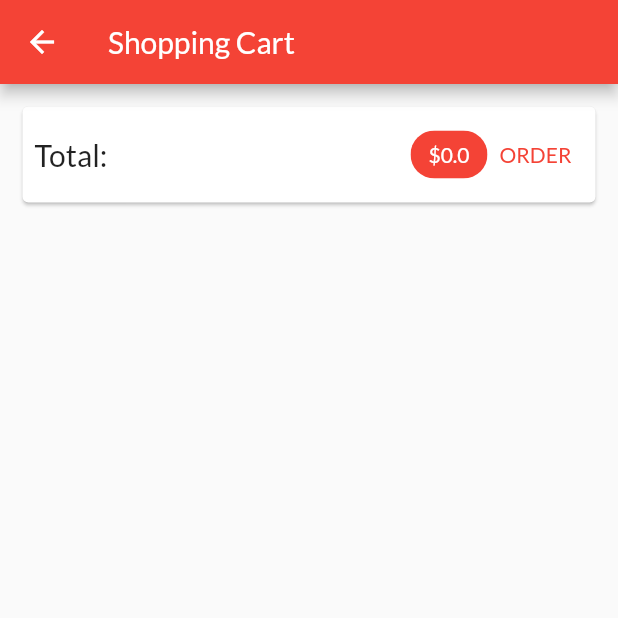
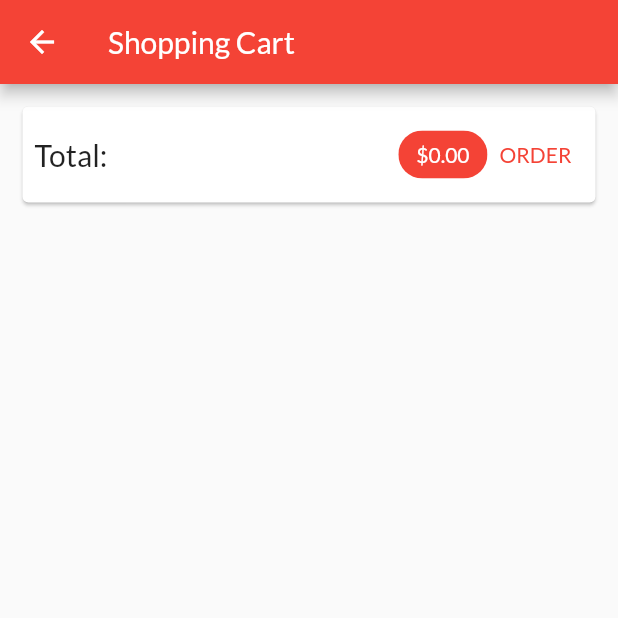
Before and after one commit to dev-marko/shop_app, a Flutter app: the ShoppingCartScreen screen opened by its route, after a tap on "ORDER", on a phone screen of 412 x 824 dp, the top half of it. Run offline on Flutter 3.47's test engine with Material 2 defaults, Android fonts, the phone set to English and light mode, and no system bars; network calls fail.

Commit message:
Implemented orders with logic

```diff
--- /dev/null
+++ b/lib/providers/orders_provider.dart
@@ -0,0 +1,37 @@
+import 'package:flutter/material.dart';
+
+import './shopping_cart_provider.dart';
+
+class OrderItem {
+  final String id;
+  final double amount;
+  final List<ShoppingCartItem> products;
+  final DateTime dateTime;
+
+  OrderItem({
+    @required this.id,
+    @required this.amount,
+    @required this.products,
+    @required this.dateTime,
+  });
+}
+
+class Orders with ChangeNotifier {
+  List<OrderItem> _orders = [];
+
+  List<OrderItem> get orders {
+    return [..._orders];
+  }
+
+  void addOrder(List<ShoppingCartItem> shoppingCartItems, double total) {
+    _orders.insert(
+        0,
+        OrderItem(
+          id: DateTime.now().toString(),
+          amount: total,
+          products: shoppingCartItems,
+          dateTime: DateTime.now(),
+        ));
+    notifyListeners();
+  }
+}
--- a/lib/providers/product.dart
+++ b/lib/providers/product.dart
@@ -1,5 +1,7 @@
 import 'package:flutter/material.dart';
 
+// We could also move this class into the products_provider.dart file
+// like we did with ShoppingCartItem
 class Product with ChangeNotifier {
   final String id;
   final String title;
--- a/lib/providers/shopping_cart_provider.dart
+++ b/lib/providers/shopping_cart_provider.dart
@@ -65,4 +65,9 @@ class ShoppingCart with ChangeNotifier {
     _items.remove(productId);
     notifyListeners();
   }
+
+  void clear() {
+    _items = {};
+    notifyListeners();
+  }
 }
--- /dev/null
+++ b/lib/screens/orders_screen.dart
@@ -0,0 +1,28 @@
+import 'package:flutter/material.dart';
+import 'package:provider/provider.dart';
+
+import '../providers/orders_provider.dart' show Orders;
+
+import '../widgets/order_display_item.dart';
+import '../widgets/app_drawer.dart';
+
+class OrdersScreen extends StatelessWidget {
+  static const String routeName = '/orders';
+
+  @override
+  Widget build(BuildContext context) {
+    final ordersContext = Provider.of<Orders>(context);
+
+    return Scaffold(
+      appBar: AppBar(
+        title: Text('Your Orders'),
+      ),
+      drawer: AppDrawer(),
+      body: ListView.builder(
+        itemBuilder: (ctx, index) =>
+            OrderDisplayItem(ordersContext.orders[index]),
+        itemCount: ordersContext.orders.length,
+      ),
+    );
+  }
+}
--- a/lib/screens/products_overview_screen.dart
+++ b/lib/screens/products_overview_screen.dart
@@ -3,6 +3,7 @@ import 'package:provider/provider.dart';
 
 import '../widgets/products_grid.dart';
 import '../widgets/badge.dart';
+import '../widgets/app_drawer.dart';
 
 import '../screens/shopping_cart_screen.dart';
 
@@ -62,6 +63,7 @@ class _ProductsOverwiewScreenState extends State<ProductsOverwiewScreen> {
           ),
         ],
       ),
+      drawer: AppDrawer(),
       body: ProductsGrid(_showOnlyFavorites),
     );
   }
--- a/lib/screens/shopping_cart_screen.dart
+++ b/lib/screens/shopping_cart_screen.dart
@@ -2,6 +2,7 @@ import 'package:flutter/material.dart';
 import 'package:provider/provider.dart';
 
 import '../providers/shopping_cart_provider.dart' show ShoppingCart;
+import '../providers/orders_provider.dart';
 
 import '../widgets/shopping_cart_display_item.dart';
 
@@ -13,6 +14,7 @@ class ShoppingCartScreen extends StatelessWidget {
     final shoppingCartContext = Provider.of<ShoppingCart>(context);
     final shoppingCartKeys = shoppingCartContext.items.keys.toList();
     final shoppingCartValues = shoppingCartContext.items.values.toList();
+
     return Scaffold(
       appBar: AppBar(
         title: Text('Shopping Cart'),
@@ -33,7 +35,7 @@ class ShoppingCartScreen extends StatelessWidget {
                   Spacer(),
                   Chip(
                     label: Text(
-                      '\$${shoppingCartContext.total}',
+                      '\$${shoppingCartContext.total.toStringAsFixed(2)}',
                       style: TextStyle(
                         color: Theme.of(context)
                             .primaryTextTheme
@@ -44,7 +46,11 @@ class ShoppingCartScreen extends StatelessWidget {
                     backgroundColor: Theme.of(context).colorScheme.primary,
                   ),
                   TextButton(
-                    onPressed: () {},
+                    onPressed: () {
+                      Provider.of<Orders>(context, listen: false).addOrder(
+                          shoppingCartValues, shoppingCartContext.total);
+                      shoppingCartContext.clear();
+                    },
                     child: Text('ORDER'),
                     style: ButtonStyle(
                       foregroundColor: MaterialStatePropertyAll<Color>(
--- /dev/null
+++ b/lib/widgets/order_display_item.dart
@@ -0,0 +1,69 @@
+import 'package:flutter/material.dart';
+import 'package:intl/intl.dart';
+import 'dart:math';
+
+import '../providers/orders_provider.dart' as ordersProvider;
+
+class OrderDisplayItem extends StatefulWidget {
+  final ordersProvider.OrderItem order;
+
+  OrderDisplayItem(this.order);
+
+  @override
+  State<OrderDisplayItem> createState() => _OrderDisplayItemState();
+}
+
+class _OrderDisplayItemState extends State<OrderDisplayItem> {
+  bool _expanded = false;
+
+  @override
+  Widget build(BuildContext context) {
+    return Card(
+      margin: const EdgeInsets.all(10),
+      child: Column(
+        children: [
+          ListTile(
+            title: Text('\$${widget.order.amount}'),
+            subtitle: Text(
+              DateFormat('dd/MM/yyyy hh:mm').format(widget.order.dateTime),
+            ),
+            trailing: IconButton(
+              icon: Icon(_expanded ? Icons.expand_less : Icons.expand_more),
+              onPressed: () {
+                setState(() {
+                  _expanded = !_expanded;
+                });
+              },
+            ),
+          ),
+          if (_expanded)
+            Container(
+                padding:
+                    const EdgeInsets.symmetric(vertical: 4, horizontal: 15),
+                height: min(widget.order.products.length * 20.0 + 20, 150),
+                child: ListView(
+                  children: widget.order.products
+                      .map((prod) => Row(
+                            mainAxisAlignment: MainAxisAlignment.spaceBetween,
+                            children: [
+                              Text(
+                                prod.title,
+                                style: TextStyle(
+                                  fontSize: 18,
+                                  fontWeight: FontWeight.bold,
+                                ),
+                              ),
+                              Text(
+                                '${prod.quantity}x \$${prod.price}',
+                                style: TextStyle(
+                                    fontSize: 18, color: Colors.black),
+                              )
+                            ],
+                          ))
+                      .toList(),
+                )),
+        ],
+      ),
+    );
+  }
+}
--- a/pubspec.yaml
+++ b/pubspec.yaml
@@ -29,6 +29,7 @@ dependencies:
   # Use with the CupertinoIcons class for iOS style icons.
   cupertino_icons: ^1.0.2
   provider: ^6.0.5
+  intl: ^0.18.0
 
 dev_dependencies:
   flutter_test:
```
Also changed, not shown: lib/main.dart (+7 -0 lines), lib/screens/product_detail_screen.dart (+33 -1 lines), lib/widgets/app_drawer.dart (added, +33 -0 lines), pubspec.lock.
